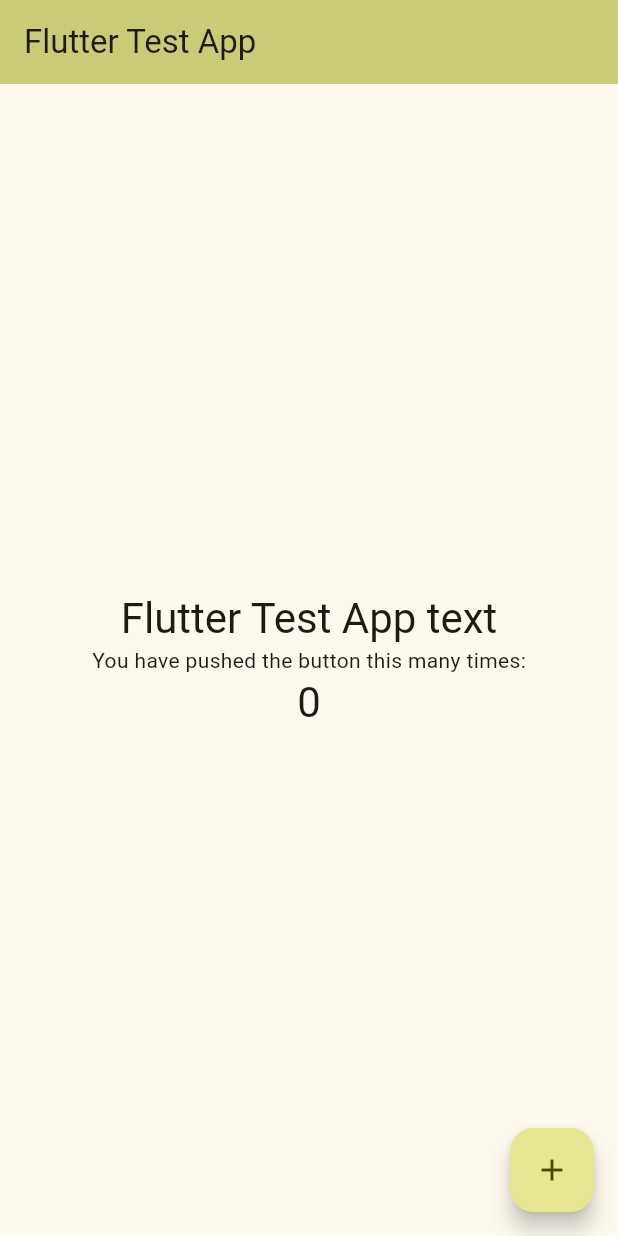
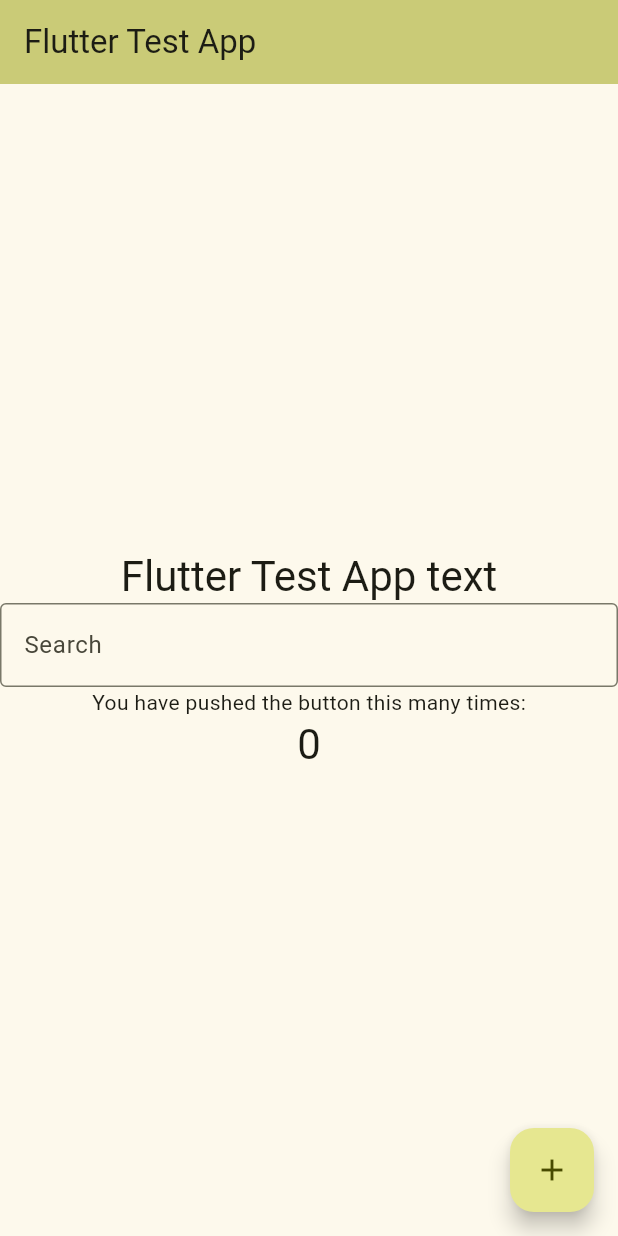
Before and after one commit to magnusjyrkkanen/flutter_test_app, a Flutter app: the screen it shows after launch, on a phone screen of 412 x 824 dp. Run offline on Flutter 3.47's test engine with Material 2 defaults, Android fonts, the phone set to English and light mode, and no system bars.

Commit message:
Add textfield

```diff
--- a/lib/main.dart
+++ b/lib/main.dart
@@ -28,8 +28,8 @@ class MyApp extends StatelessWidget {
         //
         // This works for code too, not just values: Most code changes can be
         // tested with just a hot reload.
-        colorScheme:
-            ColorScheme.fromSeed(seedColor: Color.fromARGB(255, 251, 255, 33)),
+        colorScheme: ColorScheme.fromSeed(
+            seedColor: const Color.fromARGB(255, 251, 255, 33)),
         useMaterial3: true,
       ),
       home: const MyHomePage(title: 'Flutter Test App'),
@@ -110,6 +110,11 @@ class _MyHomePageState extends State<MyHomePage> {
               'Flutter Test App text',
               style: Theme.of(context).textTheme.headlineMedium,
             ),
+            const TextField(
+              obscureText: false,
+              decoration: InputDecoration(
+                  border: OutlineInputBorder(), labelText: 'Search'),
+            ),
             const Text(
               'You have pushed the button this many times:',
             ),
```
